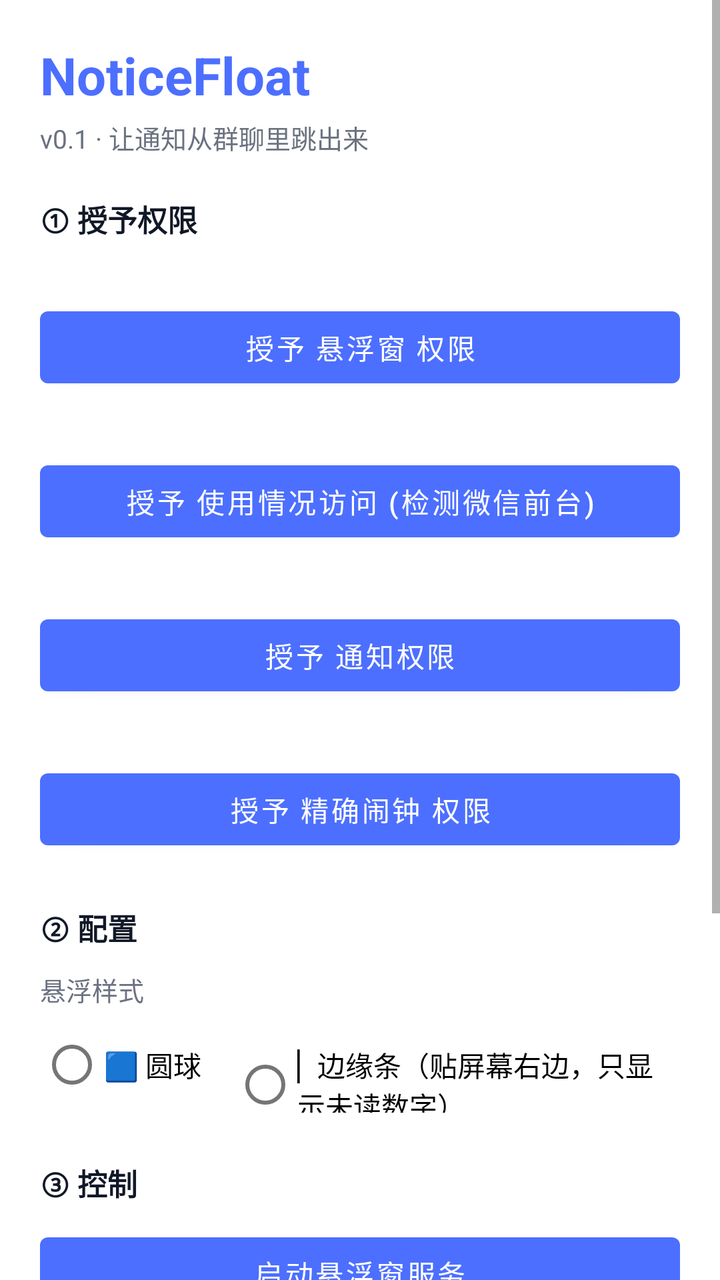
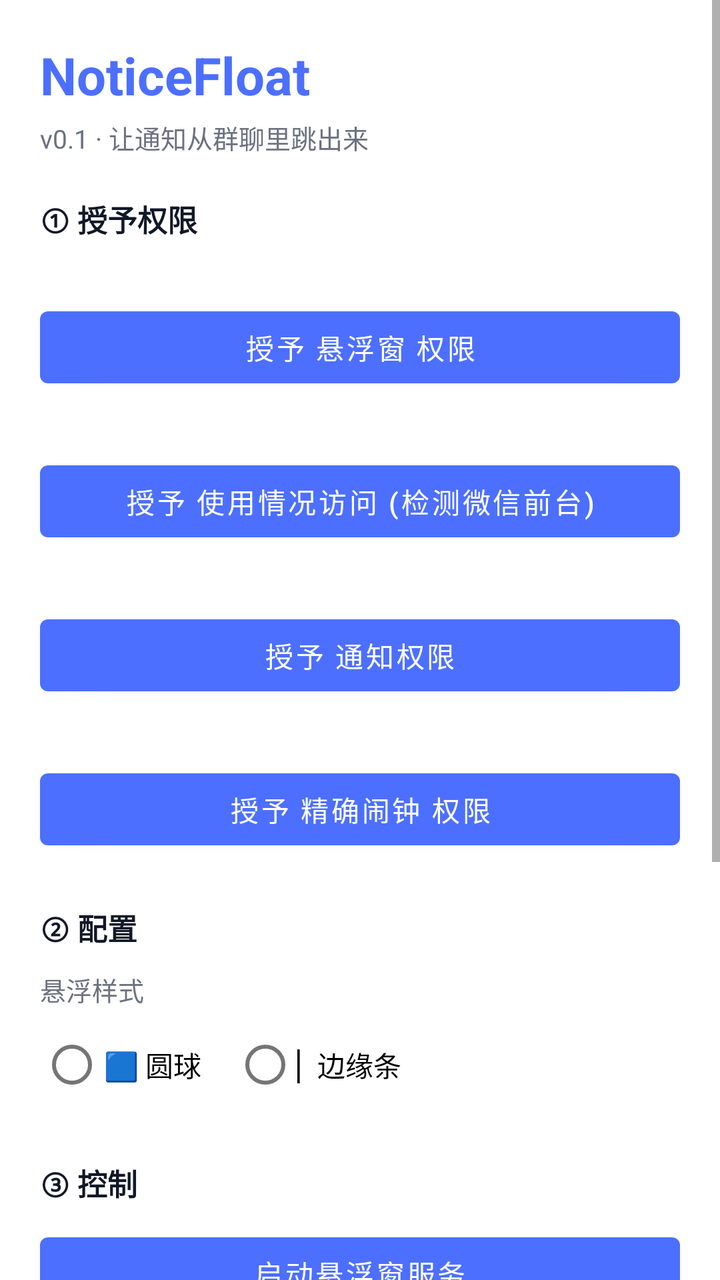

Before-and-after screenshots of an Android layout around one commit, followed by the original layout XML and the change that was made.
<!-- AndroidManifest.xml: application theme Theme.NoticeFloat -->
<!-- res/layout/activity_main.xml -->
<?xml version="1.0" encoding="utf-8"?>
<ScrollView xmlns:android="http://schemas.android.com/apk/res/android"
    android:layout_width="match_parent"
    android:layout_height="match_parent"
    android:fillViewport="true">

    <LinearLayout
        android:layout_width="match_parent"
        android:layout_height="wrap_content"
        android:orientation="vertical"
        android:padding="20dp">

        <TextView
            android:layout_width="match_parent"
            android:layout_height="wrap_content"
            android:text="NoticeFloat"
            android:textColor="@color/brand"
            android:textSize="26sp"
            android:textStyle="bold" />

        <TextView
            android:layout_width="match_parent"
            android:layout_height="wrap_content"
            android:layout_marginTop="4dp"
            android:text="v0.1 · 让通知从群聊里跳出来"
            android:textColor="@color/text_secondary"
            android:textSize="13sp" />

        <TextView
            android:layout_width="match_parent"
            android:layout_height="wrap_content"
            android:layout_marginTop="20dp"
            android:text="① 授予权限"
            android:textColor="@color/text_primary"
            android:textSize="15sp"
            android:textStyle="bold" />

        <TextView android:id="@+id/statusOverlay"
            android:layout_width="match_parent" android:layout_height="wrap_content"
            android:layout_marginTop="10dp" android:textColor="@color/text_secondary" />
        <Button android:id="@+id/btnOverlay"
            android:layout_width="match_parent" android:layout_height="wrap_content"
            android:text="授予 悬浮窗 权限" />

        <TextView android:id="@+id/statusUsage"
            android:layout_width="match_parent" android:layout_height="wrap_content"
            android:layout_marginTop="10dp" android:textColor="@color/text_secondary" />
        <Button android:id="@+id/btnUsage"
            android:layout_width="match_parent" android:layout_height="wrap_content"
            android:text="授予 使用情况访问 (检测微信前台)" />

        <TextView android:id="@+id/statusNotif"
            android:layout_width="match_parent" android:layout_height="wrap_content"
            android:layout_marginTop="10dp" android:textColor="@color/text_secondary" />
        <Button android:id="@+id/btnNotif"
            android:layout_width="match_parent" android:layout_height="wrap_content"
            android:text="授予 通知权限" />

        <TextView android:id="@+id/statusAlarm"
            android:layout_width="match_parent" android:layout_height="wrap_content"
            android:layout_marginTop="10dp" android:textColor="@color/text_secondary" />
        <Button android:id="@+id/btnAlarm"
            android:layout_width="match_parent" android:layout_height="wrap_content"
            android:text="授予 精确闹钟 权限" />

        <TextView
            android:layout_width="match_parent"
            android:layout_height="wrap_content"
            android:layout_marginTop="24dp"
            android:text="② 配置"
            android:textColor="@color/text_primary"
            android:textSize="15sp"
            android:textStyle="bold" />

        <com.google.android.material.switchmaterial.SwitchMaterial
            android:id="@+id/switchOnlyWeChat"
            android:layout_width="match_parent"
            android:layout_height="wrap_content"
            android:layout_marginTop="10dp"
            android:text="仅在微信打开时显示悬浮球（有待办时始终显示）"
            android:visibility="gone"
            android:textSize="14sp" />

        <TextView
            android:layout_width="match_parent"
            android:layout_height="wrap_content"
            android:layout_marginTop="10dp"
            android:text="悬浮样式"
            android:textColor="@color/text_secondary"
            android:textSize="13sp" />

        <RadioGroup
            android:id="@+id/rgBubbleStyle"
            android:layout_width="match_parent"
            android:layout_height="wrap_content"
            android:orientation="horizontal"
            android:layout_marginTop="4dp">
            <RadioButton
                android:id="@+id/rbBall"
                android:layout_width="wrap_content"
                android:layout_height="wrap_content"
                android:text="🟦 圆球"
                android:layout_marginEnd="16dp" />
            <RadioButton
                android:id="@+id/rbEdge"
                android:layout_width="wrap_content"
                android:layout_height="wrap_content"
                android:text="▏边缘条（贴屏幕右边，只显示未读数字）" />
        </RadioGroup>

        <TextView
            android:layout_width="match_parent"
            android:layout_height="wrap_content"
            android:layout_marginTop="24dp"
            android:text="③ 控制"
            android:textColor="@color/text_primary"
            android:textSize="15sp"
            android:textStyle="bold" />

        <Button
            android:id="@+id/btnStart"
            android:layout_width="match_parent"
            android:layout_height="wrap_content"
            android:layout_marginTop="10dp"
            android:text="启动悬浮窗服务" />

        <Button
            android:id="@+id/btnStop"
            style="?attr/materialButtonOutlinedStyle"
            android:layout_width="match_parent"
            android:layout_height="wrap_content"
            android:layout_marginTop="6dp"
            android:text="停止服务" />

        <Button
            android:id="@+id/btnPublish"
            android:layout_width="match_parent"
            android:layout_height="wrap_content"
            android:layout_marginTop="6dp"
            android:text="发布一条任务" />

        <Button
            android:id="@+id/btnGroups"
            style="?attr/materialButtonOutlinedStyle"
            android:layout_width="match_parent"
            android:layout_height="wrap_content"
            android:layout_marginTop="6dp"
            android:text="我的群 / 加入群" />

        <Button
            android:id="@+id/btnSettings"
            style="?attr/materialButtonOutlinedStyle"
            android:layout_width="match_parent"
            android:layout_height="wrap_content"
            android:layout_marginTop="6dp"
            android:text="服务器与昵称设置" />

    </LinearLayout>
</ScrollView>
<!-- resources referenced by this layout -->
<resources>
  <color name="brand">#4C6FFF</color>
  <color name="text_primary">#111827</color>
  <color name="text_secondary">#6B7280</color>
  <style name="Theme.NoticeFloat" parent="Theme.MaterialComponents.Light.NoActionBar">
          <item name="colorPrimary">@color/brand</item>
          <item name="colorPrimaryDark">@color/brand_dark</item>
          <item name="colorAccent">@color/brand</item>
          <item name="android:windowLightStatusBar" tools:targetApi="m">true</item>
          <item name="android:statusBarColor">@android:color/transparent</item>
          <item name="android:windowBackground">@color/bg</item>
          <item name="android:textColor">@color/text_primary</item>
          <item name="android:textColorHint">@color/text_secondary</item>
          
          <item name="android:datePickerDialogTheme">@style/NoticeFloat.PickerDialog</item>
          <item name="android:timePickerDialogTheme">@style/NoticeFloat.PickerDialog</item>
          <item name="android:editTextStyle">@style/NoticeFloat.EditText</item>
      </style>
  <color name="brand_dark">#2246C7</color>
  <color name="bg">#FFFFFF</color>
  <style name="NoticeFloat.PickerDialog" parent="Theme.MaterialComponents.Light.Dialog">
          <item name="colorPrimary">@color/brand</item>
          <item name="colorAccent">@color/brand</item>
          <item name="android:textColorPrimary">@color/text_primary</item>
          <item name="android:textColor">@color/text_primary</item>
          <item name="android:windowBackground">@color/bg</item>
      </style>
  <style name="NoticeFloat.EditText" parent="Widget.AppCompat.EditText">
          <item name="android:textColor">@color/text_primary</item>
          <item name="android:textColorHint">@color/text_secondary</item>
          <item name="android:textCursorDrawable">@null</item>
      </style>
</resources>

<!-- the commit's change to res/layout/activity_main.xml (unified diff, before → after) -->
@@ -25,6 +25,12 @@
             android:text="v0.1 · 让通知从群聊里跳出来"
             android:textColor="@color/text_secondary"
             android:textSize="13sp" />
+
+        <LinearLayout
+            android:id="@+id/permSection"
+            android:layout_width="match_parent"
+            android:layout_height="wrap_content"
+            android:orientation="vertical">
 
         <TextView
             android:layout_width="match_parent"
@@ -62,6 +68,19 @@
         <Button android:id="@+id/btnAlarm"
             android:layout_width="match_parent" android:layout_height="wrap_content"
             android:text="授予 精确闹钟 权限" />
+
+        </LinearLayout>
+
+        <TextView
+            android:id="@+id/tvPermReady"
+            android:layout_width="match_parent"
+            android:layout_height="wrap_content"
+            android:layout_marginTop="20dp"
+            android:text="✅ 提醒器已就绪（全部权限已授予）"
+            android:textColor="#059669"
+            android:textSize="15sp"
+            android:textStyle="bold"
+            android:visibility="gone" />
 
         <TextView
             android:layout_width="match_parent"
@@ -105,7 +124,7 @@
                 android:id="@+id/rbEdge"
                 android:layout_width="wrap_content"
                 android:layout_height="wrap_content"
-                android:text="▏边缘条（贴屏幕右边，只显示未读数字）" />
+                android:text="▏边缘条" />
         </RadioGroup>
 
         <TextView
@@ -155,5 +174,13 @@
             android:layout_marginTop="6dp"
             android:text="服务器与昵称设置" />
 
+        <Button
+            android:id="@+id/btnHelp"
+            style="?attr/materialButtonOutlinedStyle"
+            android:layout_width="match_parent"
+            android:layout_height="wrap_content"
+            android:layout_marginTop="6dp"
+            android:text="📖 使用说明 / 功能一览" />
+
     </LinearLayout>
 </ScrollView>
